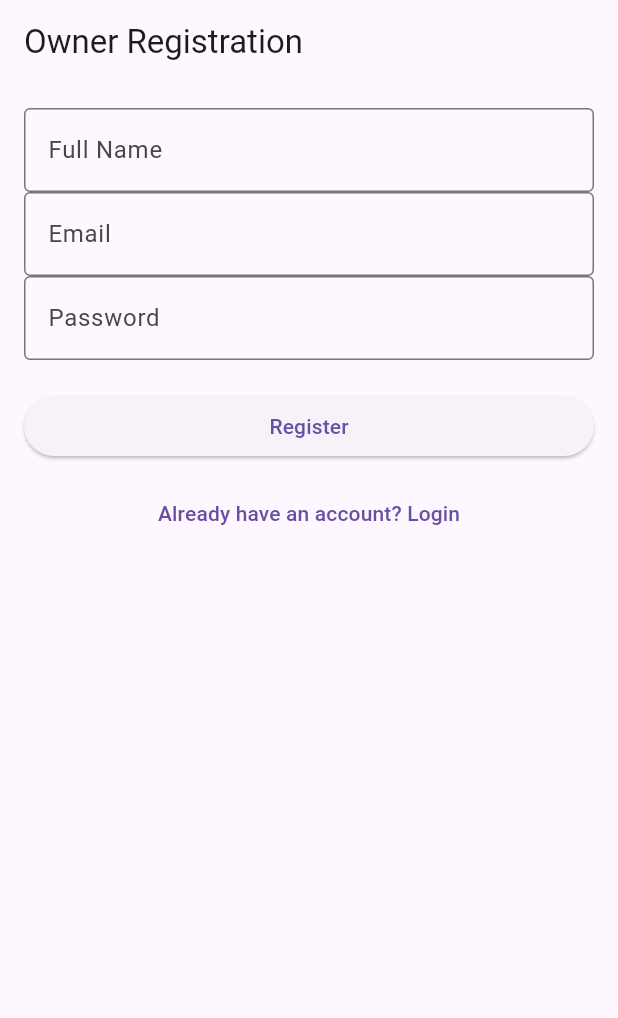
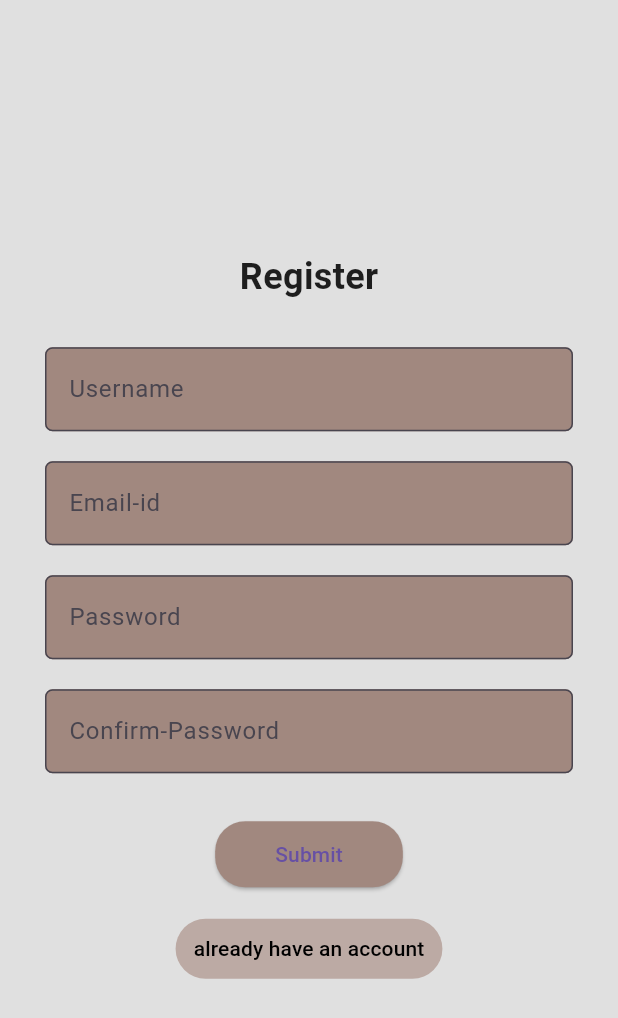
Before and after one commit to Vishal-codes-25/pos-system-app, a Flutter app: the screen it shows after launch, on a phone screen of 412 x 824 dp. Shown: the top 1018 px of the screen. Run offline on Flutter 3.47's test engine with Material 3 defaults, Android fonts, the phone set to English and light mode, and no system bars.

```diff
--- a/lib/Registration.dart
+++ b/lib/Registration.dart
@@ -1,85 +1,120 @@
 import 'package:flutter/material.dart';
-import 'home.dart'; // For navigation after registration
-import 'login.dart'; // For "Already have an account? Login" button
+import 'login.dart'; // Make sure you have login.dart created
 
-class RegistrationScreen extends StatefulWidget {
+class RegistrationPage extends StatefulWidget {
   @override
-  _RegistrationScreenState createState() => _RegistrationScreenState();
+  _RegistrationPageState createState() => _RegistrationPageState();
 }
 
-class _RegistrationScreenState extends State<RegistrationScreen> {
+class _RegistrationPageState extends State<RegistrationPage> {
   final _formKey = GlobalKey<FormState>();
-
-  String name = '';
+  String username = '';
   String email = '';
   String password = '';
-
-  void registerOwner() {
-    if (_formKey.currentState!.validate()) {
-      _formKey.currentState!.save();
-      print("Name: $name");
-      print("Email: $email");
-      print("Password: $password");
-
-      ScaffoldMessenger.of(context).showSnackBar(
-        SnackBar(content: Text("Registration successful")),
-      );
-
-      Navigator.pushReplacement(
-        context,
-        MaterialPageRoute(builder: (_) => HomeScreen()),
-      );
-    }
-  }
+  String confirmPassword = '';
 
   @override
   Widget build(BuildContext context) {
     return Scaffold(
-      appBar: AppBar(title: Text('Owner Registration')),
-      body: Padding(
-        padding: const EdgeInsets.all(16.0),
+      backgroundColor: Colors.grey[300],
+      body: Center(
+        child: SingleChildScrollView(
+          padding: const EdgeInsets.symmetric(horizontal: 30.0, vertical: 40.0),
           child: Form(
             key: _formKey,
-          child: ListView(
+            child: Column(
               children: [
-              TextFormField(
-                decoration: InputDecoration(labelText: 'Full Name'),
-                onSaved: (value) => name = value!.trim(),
-                validator: (value) => value!.isEmpty ? 'Enter your name' : null,
+                Text(
+                  'Register',
+                  style: TextStyle(
+                    fontSize: 24,
+                    fontWeight: FontWeight.bold,
+                    color: Colors.black87,
                   ),
-              TextFormField(
-                decoration: InputDecoration(labelText: 'Email'),
-                onSaved: (value) => email = value!.trim(),
-                validator: (value) => value!.isEmpty || !value.contains('@')
-                    ? 'Enter valid email'
-                    : null,
                 ),
-              TextFormField(
-                obscureText: true,
-                decoration: InputDecoration(labelText: 'Password'),
-                onSaved: (value) => password = value!.trim(),
-                validator: (value) =>
-                value!.length < 6 ? 'Minimum 6 characters' : null,
+                SizedBox(height: 30),
+                _buildTextField('Username'),
+                SizedBox(height: 20),
+                _buildTextField('Email-id'),
+                SizedBox(height: 20),
+                _buildTextField('Password', isPassword: true),
+                SizedBox(height: 20),
+                _buildTextField('Confirm-Password', isPassword: true),
+                SizedBox(height: 30),
+                ElevatedButton(
+                  onPressed: () {
+                    if (_formKey.currentState!.validate()) {
+                      print("Registered: $username, $email");
+                      // Navigate or handle registration logic
+                    }
+                  },
+                  style: ElevatedButton.styleFrom(
+                    backgroundColor: Colors.brown[300],
+                    shape: RoundedRectangleBorder(
+                      borderRadius: BorderRadius.circular(20),
                     ),
-              SizedBox(height: 20),
-              ElevatedButton(
-                onPressed: registerOwner,
-                child: Text('Register'),
+                    padding: EdgeInsets.symmetric(horizontal: 40.0, vertical: 12.0),
                   ),
-              SizedBox(height: 10),
+                  child: Text('Submit'),
+                ),
+                SizedBox(height: 15),
                 TextButton(
                   onPressed: () {
                     Navigator.push(
                       context,
-                    MaterialPageRoute(builder: (_) => LoginScreen()),
+                      MaterialPageRoute(builder: (context) => LoginPage()),
                     );
                   },
-                child: Text("Already have an account? Login"),
+                  style: TextButton.styleFrom(
+                    backgroundColor: Colors.brown[200],
+                    foregroundColor: Colors.black,
+                    padding: EdgeInsets.symmetric(horizontal: 12, vertical: 8),
+                  ),
+                  child: Text("already have an account"),
                 ),
               ],
             ),
           ),
         ),
+      ),
+    );
+  }
+
+  Widget _buildTextField(String label, {bool isPassword = false}) {
+    return TextFormField(
+      obscureText: isPassword,
+      decoration: InputDecoration(
+        labelText: label,
+        filled: true,
+        fillColor: Colors.brown[300],
+        border: OutlineInputBorder(
+          borderRadius: BorderRadius.circular(5),
+        ),
+      ),
+      validator: (value) {
+        if (value == null || value.isEmpty) return 'Enter $label';
+        if (label == 'Email-id' && !value.contains('@')) return 'Enter valid email';
+        if (label == 'Confirm-Password' && value != password) return 'Passwords do not match';
+        return null;
+      },
+      onChanged: (value) {
+        setState(() {
+          switch (label) {
+            case 'Username':
+              username = value;
+              break;
+            case 'Email-id':
+              email = value;
+              break;
+            case 'Password':
+              password = value;
+              break;
+            case 'Confirm-Password':
+              confirmPassword = value;
+              break;
+          }
+        });
+      },
     );
   }
 }
--- a/lib/main.dart
+++ b/lib/main.dart
@@ -1,26 +1,27 @@
 import 'package:flutter/material.dart';
-import 'Registration.dart'; // Start screen
-// You can also import 'login.dart' or 'home.dart' if needed
+import 'Registration.dart';
+import 'home.dart';
+import 'settings.dart'; // Imported settings page
 
 void main() {
-  runApp(const POSApp());
+  runApp(MyApp());
 }
 
-class POSApp extends StatelessWidget {
-  const POSApp({super.key});
-
+class MyApp extends StatelessWidget {
   @override
   Widget build(BuildContext context) {
     return MaterialApp(
       title: 'POS App',
       debugShowCheckedModeBanner: false,
       theme: ThemeData(
-        primarySwatch: Colors.deepPurple,
-        inputDecorationTheme: const InputDecorationTheme(
-          border: OutlineInputBorder(),
-        ),
+        primarySwatch: Colors.brown,
       ),
-      home: RegistrationScreen(), // ✅ Start at Registration
+      home: RegistrationPage(), // Launches registration screen by default
+      routes: {
+        '/home': (context) => HomePage(),         // Navigates to Home screen
+        '/settings': (context) => SettingsPage(), // Navigates to Settings screen
+        // '/login': (context) => LoginPage(),     // Uncomment when needed
+      },
     );
   }
 }
```
Also changed, not shown: lib/login.dart (+71 -56 lines), pubspec.yaml (+8 -1 lines). Lines whose indentation alone changed are shown as unchanged.
